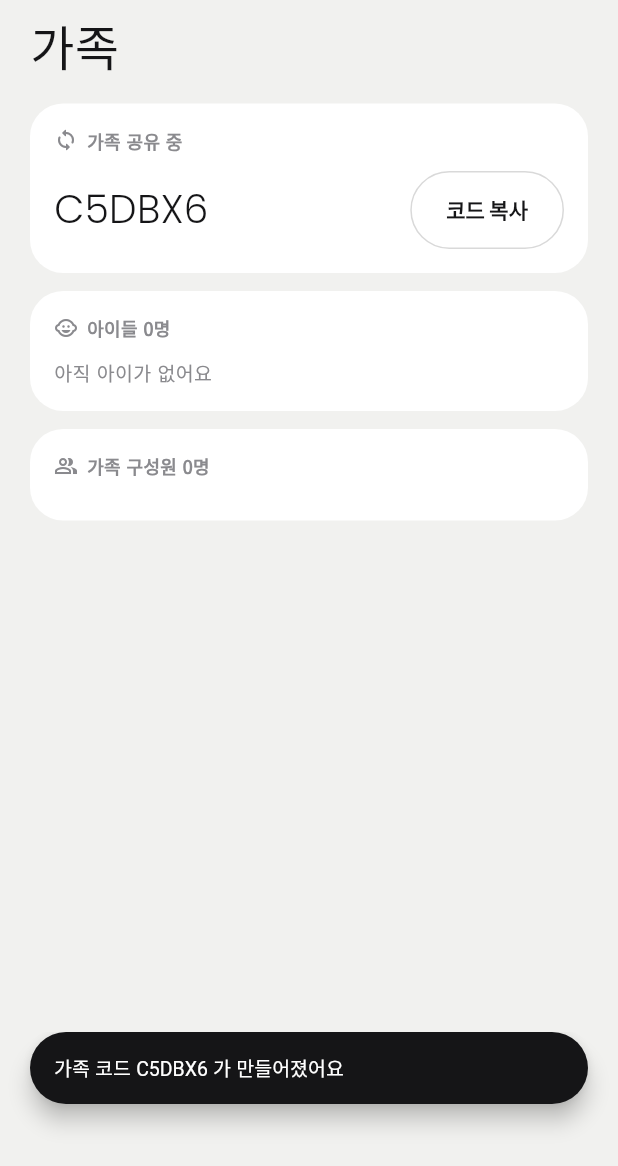
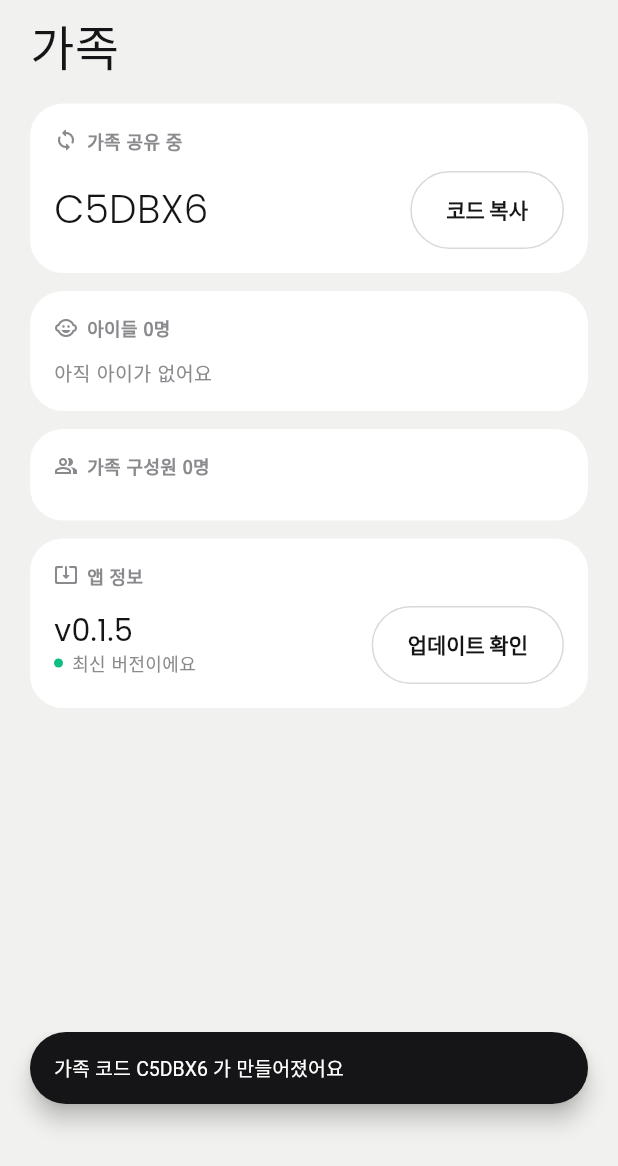
Before and after one commit to jong0227/family_timetable, a Flutter app: the FamilyScreen widget shown alone on an empty page, opened directly, after a tap on "공유 시작", on a phone screen of 412 x 824 dp. Shown: the top 1166 px of the screen. Run offline on Flutter 3.47's test engine with Material 3 defaults, Android fonts, the phone set to English and light mode, and no system bars; our stand-ins replace cloud_firestore, firebase_auth, firebase_core, flutter_riverpod, google_fonts, package_info_plus and 1 more; missing offline and left inert: ota_update; accounts and stored records are empty; network calls fail.

Commit message:
Firebase 연결 + 앱 안 업데이트 (v0.1.5)
- Firebase 프로젝트 kids-allowance-48c8e에 com.family.timetable 앱 등록, google-services.json 추가
- Firestore 규칙: Moneycraft(families) 그대로 두고 timetable_families 추가해 배포(firebase.json)
  익명 로그인으로 쓰기·읽기 200, 정해지지 않은 하위 컬렉션 403 확인
- 앱 안 업데이트: GitHub 릴리스(pre-release 포함)에서 새 버전 확인 → 위쪽 띠 + 가족 탭 앱 정보,
  ota_update로 내려받아 설치 화면 열기. INTERNET·설치 권한, FileProvider, desugaring 추가
- 테스트 50개 통과

Co-Authored-By: Claude Opus 5.5 <noreply@anthropic.com>

```diff
--- a/lib/features/family/family_screen.dart
+++ b/lib/features/family/family_screen.dart
@@ -7,6 +7,7 @@ import '../../app/providers.dart';
 import '../../app/session.dart';
 import '../../core/design/design.dart';
 import '../../domain/models.dart';
+import '../update/update_sheet.dart';
 import 'child_form_sheet.dart';
 
 /// 가족 탭: 공유 상태, 아이들, 가족 구성원.
@@ -77,7 +78,66 @@ class FamilyScreen extends ConsumerWidget {
             ),
           ],
         ),
+        const SizedBox(height: AppGap.md),
+        const _AppInfoCard(),
       ],
+    );
+  }
+}
+
+/// 앱 정보: 지금 버전, 새 버전 확인·업데이트.
+class _AppInfoCard extends ConsumerWidget {
+  const _AppInfoCard();
+
+  @override
+  Widget build(BuildContext context, WidgetRef ref) {
+    final p = context.palette;
+    final current = ref.watch(appVersionProvider).valueOrNull;
+    final check = ref.watch(availableUpdateProvider);
+    final update = check.valueOrNull;
+
+    final (String status, Color color) = switch (check) {
+      AsyncLoading() => ('확인하는 중…', p.textMuted),
+      _ when update != null => ('새 버전 v${update.version}이 있어요', p.status.info),
+      _ => ('최신 버전이에요', p.status.positive),
+    };
+
+    return DashCard(
+      icon: Icons.system_update_alt_rounded,
+      title: '앱 정보',
+      child: Row(
+        children: [
+          Expanded(
+            child: Column(
+              crossAxisAlignment: CrossAxisAlignment.start,
+              children: [
+                TimeText(current == null ? '—' : 'v$current', size: AppText.numSm, weight: FontWeight.w400),
+                const SizedBox(height: AppGap.xxs),
+                Row(
+                  children: [
+                    StatusDot(color, size: 6),
+                    const SizedBox(width: AppGap.snug),
+                    Text(
+                      status,
+                      style: TextStyle(fontSize: AppText.label, color: p.textMuted),
+                    ),
+                  ],
+                ),
+              ],
+            ),
+          ),
+          if (update != null && current != null)
+            FilledButton(
+              onPressed: () => showUpdateSheet(context, update, current: current),
+              child: const Text('업데이트'),
+            )
+          else
+            OutlinedButton(
+              onPressed: check.isLoading ? null : () => ref.invalidate(availableUpdateProvider),
+              child: const Text('업데이트 확인'),
+            ),
+        ],
+      ),
     );
   }
 }
--- a/pubspec.yaml
+++ b/pubspec.yaml
@@ -16,7 +16,7 @@ publish_to: 'none' # Remove this line if you wish to publish to pub.dev
 # https://developer.apple.com/library/archive/documentation/General/Reference/InfoPlistKeyReference/Articles/CoreFoundationKeys.html
 # In Windows, build-name is used as the major, minor, and patch parts
 # of the product and file versions while build-number is used as the build suffix.
-version: 0.1.4+5
+version: 0.1.5+6
 
 environment:
   sdk: ^3.12.2
@@ -45,6 +45,9 @@ dependencies:
   firebase_auth: ^7.0.0
   flutter_localizations:
     sdk: flutter
+  package_info_plus: ^10.2.2
+  http: ^1.6.0
+  ota_update: ^7.1.0
 
 dev_dependencies:
   flutter_test:
```
Also changed, not shown: lib/app/app.dart (+23 -5 lines), lib/app/providers.dart (+16 -0 lines), lib/data/update_service.dart (added, +35 -0 lines), lib/domain/app_version.dart (added, +92 -0 lines), lib/features/update/update_sheet.dart (added, +149 -0 lines), firebase.json (added), pubspec.lock, 7 other files.
